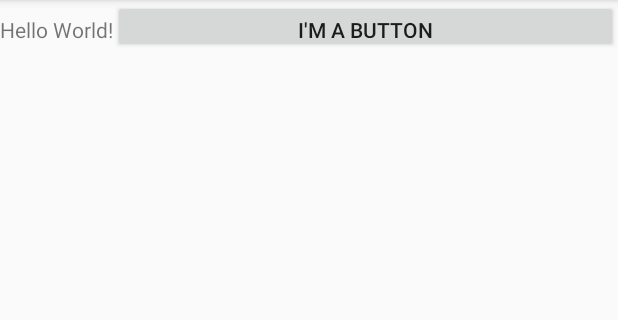
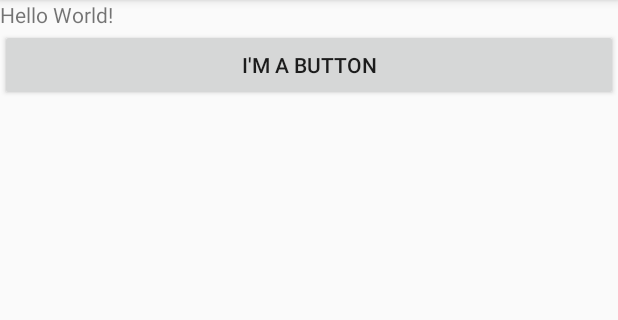
Before and after one commit to MKDharni/lab7, an Android app: the screen it shows after launch (MainActivity), on a phone screen of 412 x 824 dp, the part 84-404 px from its top. Run offline under Robolectric (Android 15) with nearby library versions, the phone set to English and light mode, and no system bars.

Commit message:
Initial Commit

```diff
--- a/app/src/main/res/layout/activity_main.xml
+++ b/app/src/main/res/layout/activity_main.xml
@@ -4,6 +4,7 @@
     xmlns:tools="http://schemas.android.com/tools"
     android:layout_width="match_parent"
     android:layout_height="match_parent"
+    android:orientation="vertical"
     tools:context=".MainActivity">
 
     <TextView
@@ -18,9 +19,8 @@
 
     <Button
         android:id="@+id/button"
-        android:layout_width="816dp"
-        android:layout_height="35dp"
-        android:layout_weight="1"
+        android:layout_width="match_parent"
+        android:layout_height="wrap_content"
         android:text="@string/ButtonText" />
 
 </LinearLayout>
```
Also changed, not shown: 1 other file.
